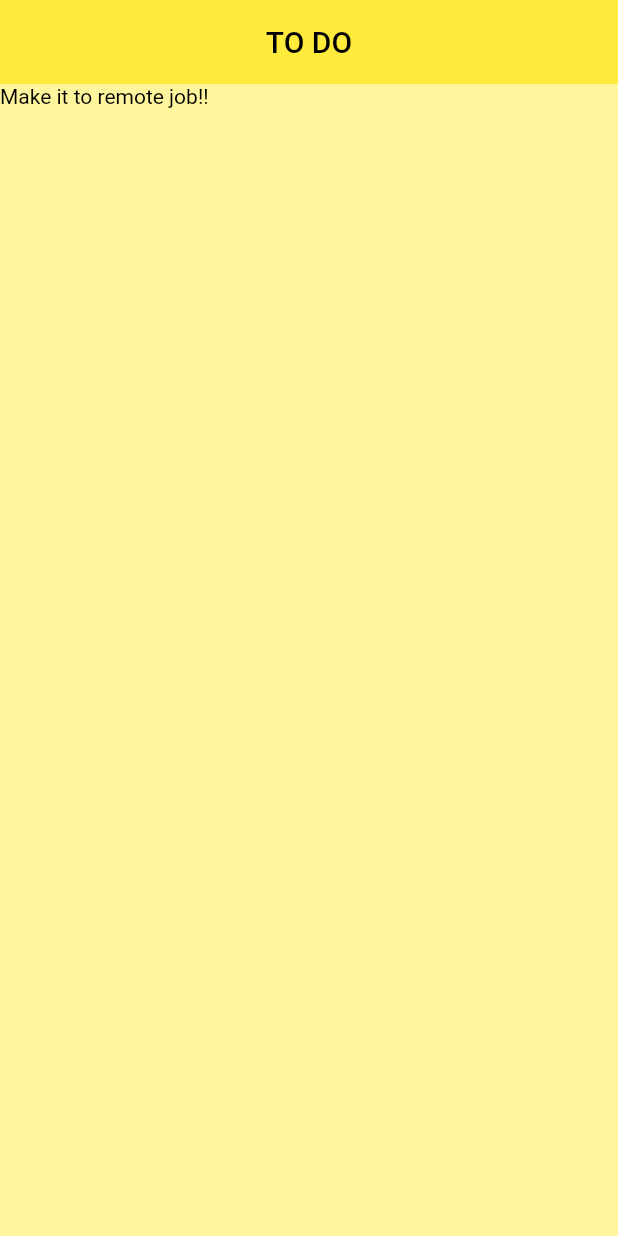
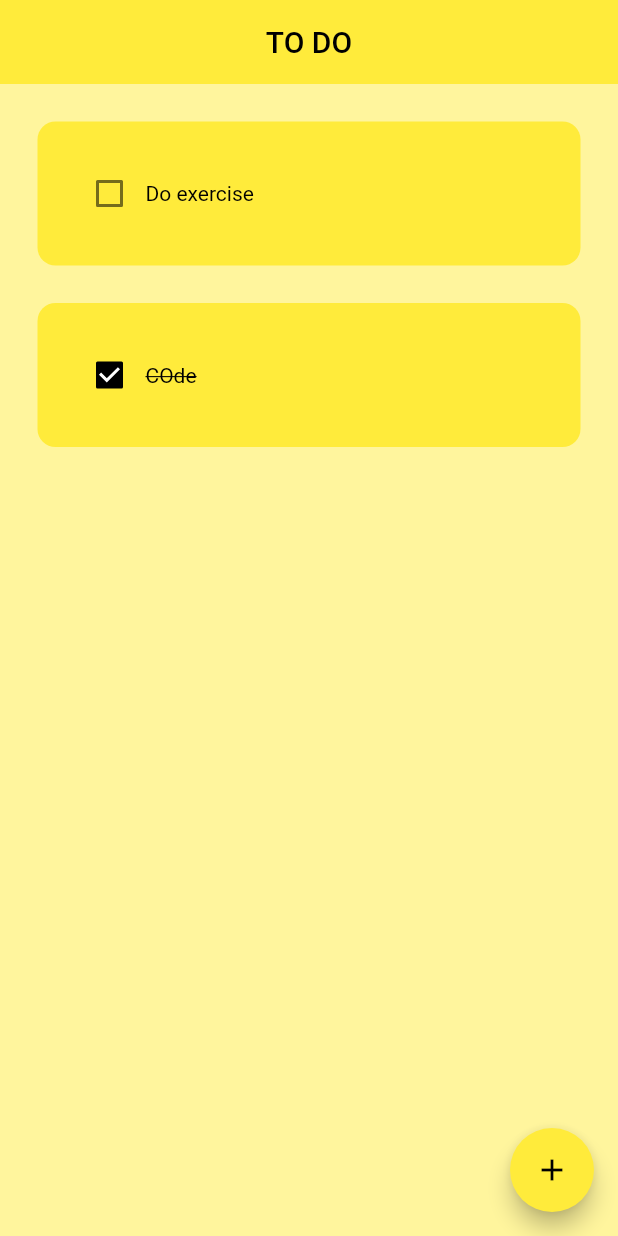
Before and after one commit to bougainvillechai/toDoAppFlutter, a Flutter app: the screen it shows after launch, on a phone screen of 412 x 824 dp. Run offline on Flutter 3.47's test engine with Material 2 defaults, Android fonts, the phone set to English and light mode, and no system bars.

```diff
--- a/lib/pages/home_page.dart
+++ b/lib/pages/home_page.dart
@@ -11,6 +11,25 @@ class HomePage extends StatefulWidget {
 }
 
 class _HomePageState extends State<HomePage> {
+  //todo tasks
+  List todoList = [
+    ["Do exercise", false],
+    ["COde", true]
+  ];
+  void checkBoxValue(bool? value, int index) {
+    setState(() {
+      todoList[index][1] = !todoList[index][1];
+    });
+  }
+
+  void createNewTask() {
+    showDialog(
+        context: context,
+        builder: (context) {
+          return AlertDialog();
+        });
+  }
+
   @override
   Widget build(BuildContext context) {
     return Scaffold(
@@ -19,11 +38,17 @@ class _HomePageState extends State<HomePage> {
           title: Center(child: Text('TO DO')),
           elevation: 0,
         ),
-      body: ListView(
-        children: [
-          toDoList(),
-        ],
+        floatingActionButton: FloatingActionButton(
+          onPressed: createNewTask,
+          child: Icon(Icons.add),
         ),
-    );
+        body: ListView.builder(
+            itemCount: todoList.length,
+            itemBuilder: ((context, index) {
+              return toDoList(
+                  taskName: todoList[index][0],
+                  taskCompleted: todoList[index][1],
+                  onChanged: (value) => checkBoxValue(value, index));
+            })));
   }
 }
--- a/lib/util/todo_tile.dart
+++ b/lib/util/todo_tile.dart
@@ -1,16 +1,49 @@
+// ignore_for_file: prefer_const_constructors
+
 import 'package:flutter/material.dart';
 import 'package:flutter/src/foundation/key.dart';
 import 'package:flutter/src/widgets/framework.dart';
 
 class toDoList extends StatelessWidget {
-  const toDoList({Key? key}) : super(key: key);
+  final String taskName;
+  final bool taskCompleted;
+  Function(bool?)? onChanged;
+  toDoList({
+    Key? key,
+    required this.taskName,
+    required this.taskCompleted,
+    required this.onChanged,
+  }) : super(key: key);
 
   @override
   Widget build(BuildContext context) {
-    return Container(
-      child: Text(
-        "Make it to remote job!!",
-        style: TextStyle(color: Colors.black),
+    return Padding(
+      padding: const EdgeInsets.only(left: 25.0, right: 25, top: 25),
+      child: Container(
+        padding: EdgeInsets.all(24),
+        decoration: BoxDecoration(
+            color: Colors.yellow, borderRadius: BorderRadius.circular(12)),
+        child: Row(
+          children: [
+//checkbox
+            Checkbox(
+              value: taskCompleted,
+              onChanged: onChanged,
+              activeColor: Colors.black,
+            ),
+
+//taskname
+            Text(
+              taskName,
+              style: TextStyle(
+                color: Colors.black,
+                decoration: taskCompleted
+                    ? TextDecoration.lineThrough
+                    : TextDecoration.none,
+              ),
+            ),
+          ],
+        ),
       ),
     );
   }
```
Also changed, not shown: 1 other file. Lines whose indentation alone changed are shown as unchanged.
